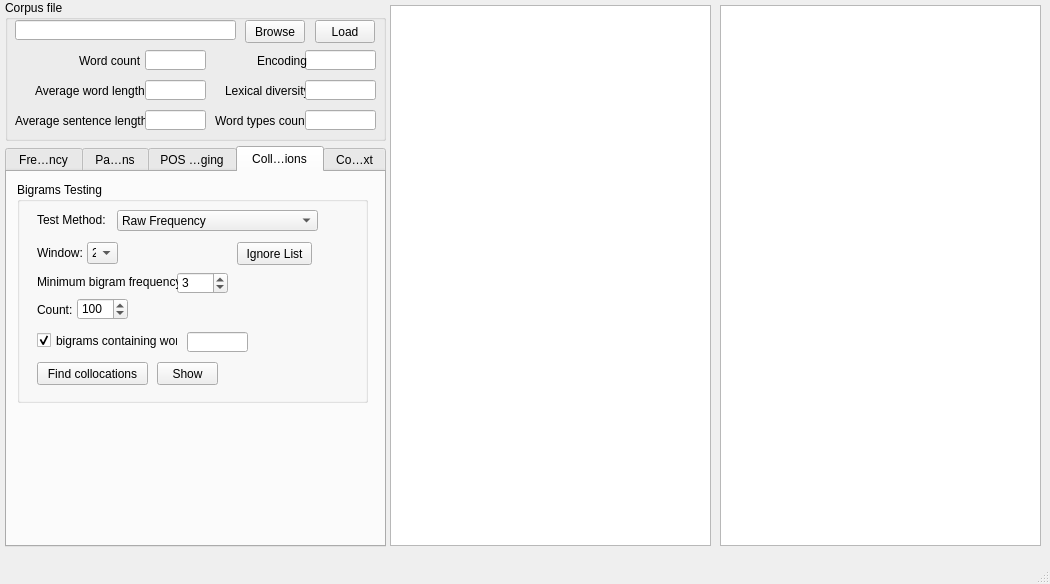
Qt form Main/form.ui (gabruszka/SAIL) before a commit.
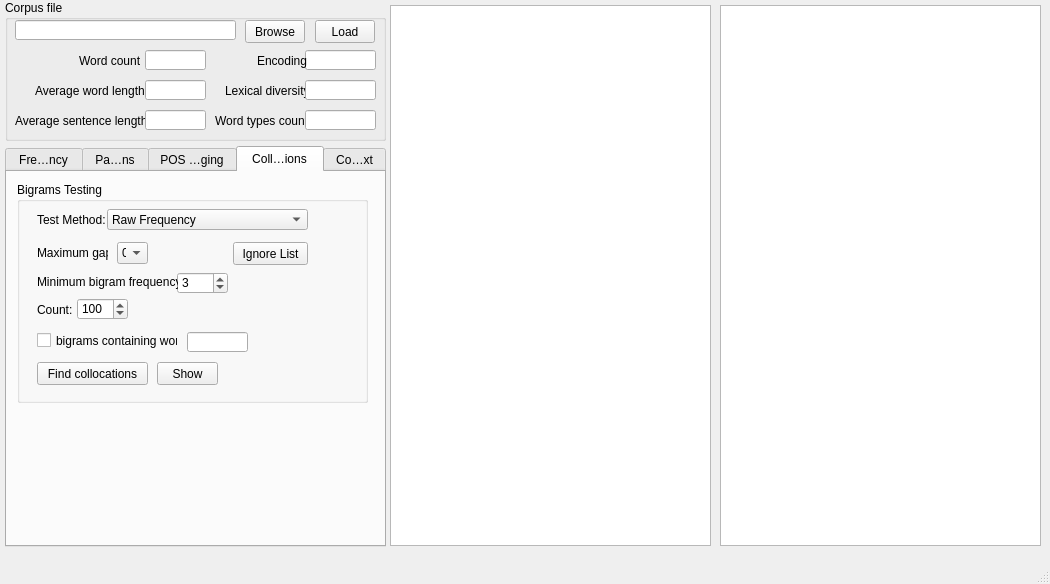
The same form after that commit. The open tabs and pages were chosen to show the change.

Patch:
```diff
--- a/Main/form.ui
+++ b/Main/form.ui
@@ -1111,8 +1111,8 @@
       <widget class="QComboBox" name="methodBox">
        <property name="geometry">
         <rect>
-         <x>100</x>
-         <y>28</y>
+         <x>90</x>
+         <y>27</y>
          <width>201</width>
          <height>21</height>
         </rect>
@@ -1184,7 +1184,7 @@
       <widget class="QPushButton" name="ignoreListCollBtn">
        <property name="geometry">
         <rect>
-         <x>220</x>
+         <x>216</x>
          <y>60</y>
          <width>75</width>
          <height>23</height>
@@ -1199,23 +1199,33 @@
         <rect>
          <x>20</x>
          <y>63</y>
-         <width>51</width>
+         <width>71</width>
          <height>16</height>
         </rect>
        </property>
        <property name="text">
-        <string>Window:</string>
+        <string>Maximum gap:</string>
        </property>
       </widget>
       <widget class="QComboBox" name="collWindowBox">
        <property name="geometry">
         <rect>
-         <x>70</x>
+         <x>100</x>
          <y>60</y>
          <width>31</width>
          <height>22</height>
         </rect>
        </property>
+       <item>
+        <property name="text">
+         <string>0</string>
+        </property>
+       </item>
+       <item>
+        <property name="text">
+         <string>1</string>
+        </property>
+       </item>
        <item>
         <property name="text">
          <string>2</string>
@@ -1347,7 +1357,7 @@
         <string>bigrams containing word:</string>
        </property>
        <property name="checked">
-        <bool>true</bool>
+        <bool>false</bool>
        </property>
       </widget>
       <widget class="QLineEdit" name="searchedWordColl">
```
Left out of the diff: 6 changed lines with no effect on the pictures.
